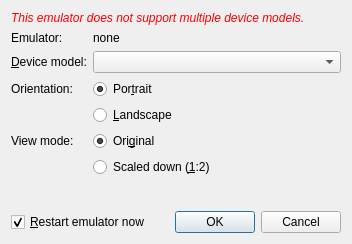
Before: the Qt Designer form src/plugins/mer/meremulatormodedialog.ui in sailfishos/sailfish-qtcreator, drawn with Qt 5.
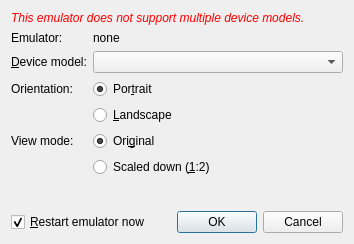
After: the same form once the commit is applied.

Commit message: Mer: Fix emulator mode dialog bottom cropped on mac

Diff of the .ui file:
```diff
--- a/src/plugins/mer/meremulatormodedialog.ui
+++ b/src/plugins/mer/meremulatormodedialog.ui
@@ -6,7 +6,7 @@
    <rect>
     <x>0</x>
     <y>0</y>
-    <width>352</width>
+    <width>354</width>
     <height>244</height>
    </rect>
   </property>
@@ -33,9 +33,6 @@
       <property name="rightMargin">
        <number>0</number>
       </property>
-      <property name="bottomMargin">
-       <number>0</number>
-      </property>
       <item row="0" column="0">
        <widget class="QLabel" name="label_3">
         <property name="text">
```
Left out of the diff: 2 changed lines with no effect on the pictures.
